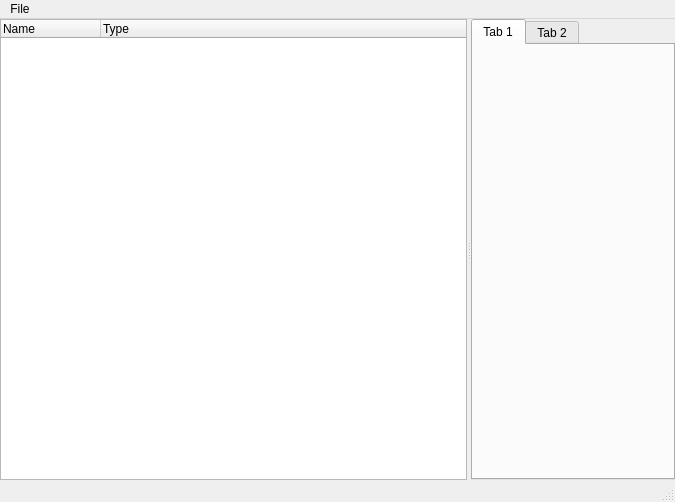
First picture: the form in src/ui/ui_source/hirerachy_edtior.ui, repository SqrtMinusOne/ERMaket, before the edit.
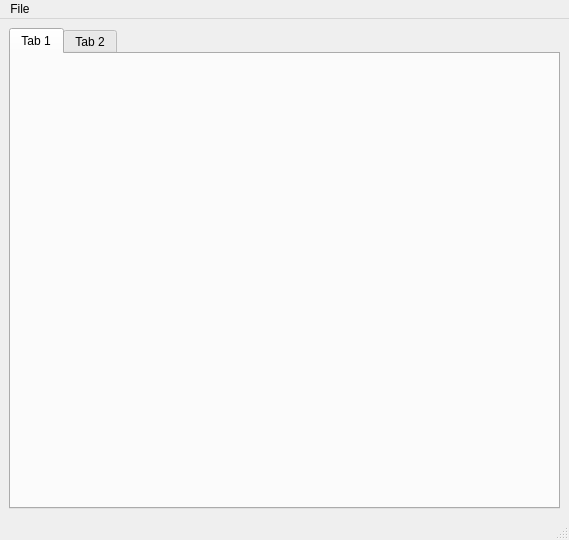
Second picture: the form after the edit. Icons and pictures are not drawn.

Commit message: Hierarchy tree widget with drag&drop

Diff of the .ui file:
```diff
--- a/src/ui/ui_source/hirerachy_edtior.ui
+++ b/src/ui/ui_source/hirerachy_edtior.ui
@@ -6,45 +6,17 @@
    <rect>
     <x>0</x>
     <y>0</y>
-    <width>675</width>
-    <height>502</height>
+    <width>569</width>
+    <height>540</height>
    </rect>
   </property>
   <property name="windowTitle">
    <string>MainWindow</string>
   </property>
   <widget class="QWidget" name="centralwidget">
-   <layout class="QHBoxLayout" name="horizontalLayout">
-    <property name="leftMargin">
-     <number>0</number>
-    </property>
-    <property name="topMargin">
-     <number>0</number>
-    </property>
-    <property name="rightMargin">
-     <number>0</number>
-    </property>
-    <property name="bottomMargin">
-     <number>0</number>
-    </property>
+   <layout class="QHBoxLayout" name="horizontalLayout" stretch="3">
     <item>
-     <widget class="QSplitter" name="main_splitter">
-      <property name="orientation">
-       <enum>Qt::Horizontal</enum>
-      </property>
-      <widget class="QTreeWidget" name="tree_widet">
-       <column>
-        <property name="text">
-         <string>Name</string>
-        </property>
-       </column>
-       <column>
-        <property name="text">
-         <string>Type</string>
-        </property>
-       </column>
-      </widget>
-      <widget class="QTabWidget" name="tab_widget">
+     <widget class="QTabWidget" name="main_tab_widget">
        <widget class="QWidget" name="tab">
         <attribute name="title">
          <string>Tab 1</string>
@@ -56,7 +28,6 @@
         </attribute>
        </widget>
       </widget>
-     </widget>
     </item>
    </layout>
   </widget>
@@ -65,7 +36,7 @@
     <rect>
      <x>0</x>
      <y>0</y>
-     <width>675</width>
+     <width>569</width>
      <height>21</height>
     </rect>
    </property>
```
Left out of the diff: 18 changed lines with no effect on the pictures. Lines whose indentation alone changed are shown as unchanged. The commit also changes 18 other files.
